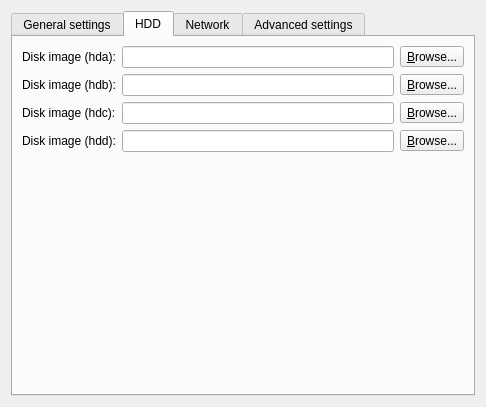
Before: the Qt Designer form gns3/modules/qemu/ui/qemu_vm_configuration_page.ui in GNS3/gns3-gui, drawn with Qt 5.
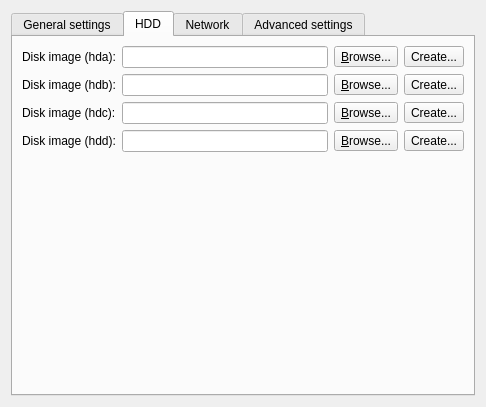
After: the same form once the commit is applied. The open tabs and pages were chosen to show the change.

Commit message: Adds a wizard for creating images with qemu-img and mofified qemu configuration page to use it.

```diff
--- a/gns3/modules/qemu/ui/qemu_vm_configuration_page.ui
+++ b/gns3/modules/qemu/ui/qemu_vm_configuration_page.ui
@@ -130,6 +130,13 @@
            </property>
           </widget>
          </item>
+         <item>
+          <widget class="QToolButton" name="uiHdaDiskImageCreateToolButton">
+           <property name="text">
+            <string>Create...</string>
+           </property>
+          </widget>
+         </item>
         </layout>
        </item>
        <item row="1" column="0">
@@ -154,6 +161,13 @@
            </property>
           </widget>
          </item>
+         <item>
+          <widget class="QToolButton" name="uiHdbDiskImageCreateToolButton">
+           <property name="text">
+            <string>Create...</string>
+           </property>
+          </widget>
+         </item>
         </layout>
        </item>
        <item row="2" column="0">
@@ -178,6 +192,13 @@
            </property>
           </widget>
          </item>
+         <item>
+          <widget class="QToolButton" name="uiHdcDiskImageCreateToolButton">
+           <property name="text">
+            <string>Create...</string>
+           </property>
+          </widget>
+         </item>
         </layout>
        </item>
        <item row="3" column="0">
@@ -202,6 +223,13 @@
            </property>
           </widget>
          </item>
+         <item>
+          <widget class="QToolButton" name="uiHddDiskImageCreateToolButton">
+           <property name="text">
+            <string>Create...</string>
+           </property>
+          </widget>
+         </item>
         </layout>
        </item>
        <item row="4" column="0" colspan="2">
```
The commit also changes 10 other files.
